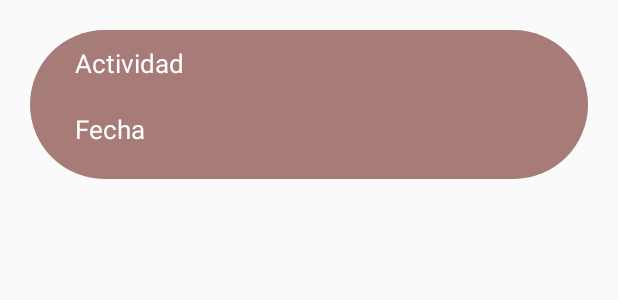
After one commit to davidrmsevilla/Traveller, an Android app: the layout view_bookings.xml on its own in the app's theme, with its tools: preview values and no code run, on a phone screen of 412 x 824 dp. The commit adds this screen. Shown: the top 300 px of the screen. Run offline under Robolectric (Android 15) with nearby library versions, the phone set to English and light mode, and no system bars.

Commit message:
añadido recycled view con firestore

```diff
--- a/app/build.gradle
+++ b/app/build.gradle
@@ -39,6 +39,8 @@ dependencies {
     implementation 'com.google.android.gms:play-services-auth:18.0.0'
     implementation 'com.google.firebase:firebase-firestore:21.4.3'
     implementation 'com.android.support:multidex:1.0.3'
+    implementation 'com.firebaseui:firebase-ui-firestore:6.2.1'
+
 
     testImplementation 'junit:junit:4.12'
 
--- /dev/null
+++ b/app/src/main/res/layout/view_bookings.xml
@@ -0,0 +1,46 @@
+<?xml version="1.0" encoding="utf-8"?>
+<LinearLayout
+    xmlns:android="http://schemas.android.com/apk/res/android" android:layout_width="match_parent"
+    android:orientation="vertical"
+    android:layout_height="wrap_content"
+    android:layout_margin="20dp"
+    android:background="@drawable/fondo_boton"
+
+    >
+
+    <TextView
+        android:id="@+id/textViewActividad"
+        android:layout_width="match_parent"
+        android:layout_height="wrap_content"
+        android:paddingLeft="30dp"
+        android:paddingTop="10dp"
+        android:text="Actividad"
+        android:textColor="@color/white"
+        android:textSize="17sp">
+
+    </TextView>
+
+    <TextView
+        android:id="@+id/textViewFecha"
+        android:layout_width="match_parent"
+        android:layout_height="wrap_content"
+        android:layout_marginTop="20dp"
+
+        android:paddingLeft="30dp"
+        android:text="Fecha"
+        android:textColor="@color/white"
+        android:textSize="17sp">
+
+
+    </TextView>
+
+    <View
+        android:layout_width="match_parent"
+        android:layout_height="1dp"
+        android:layout_marginTop="20dp"
+        >
+
+    </View>
+
+
+</LinearLayout>
```
Also changed, not shown: app/src/main/AndroidManifest.xml (+16 -5 lines), app/src/main/java/com/davidrm/traveller/Actividad.java (added, +32 -0 lines), app/src/main/java/com/davidrm/traveller/BookingAdapter.java (added, +62 -0 lines), app/src/main/java/com/davidrm/traveller/HomeActivity.java (+61 -2 lines), app/src/main/java/com/davidrm/traveller/MostrarDatosActivity.java (added, +53 -0 lines), app/src/main/res/layout/activity_home.xml (+39 -19 lines), app/src/main/res/layout/activity_mostrar_datos.xml (added, +19 -0 lines).
